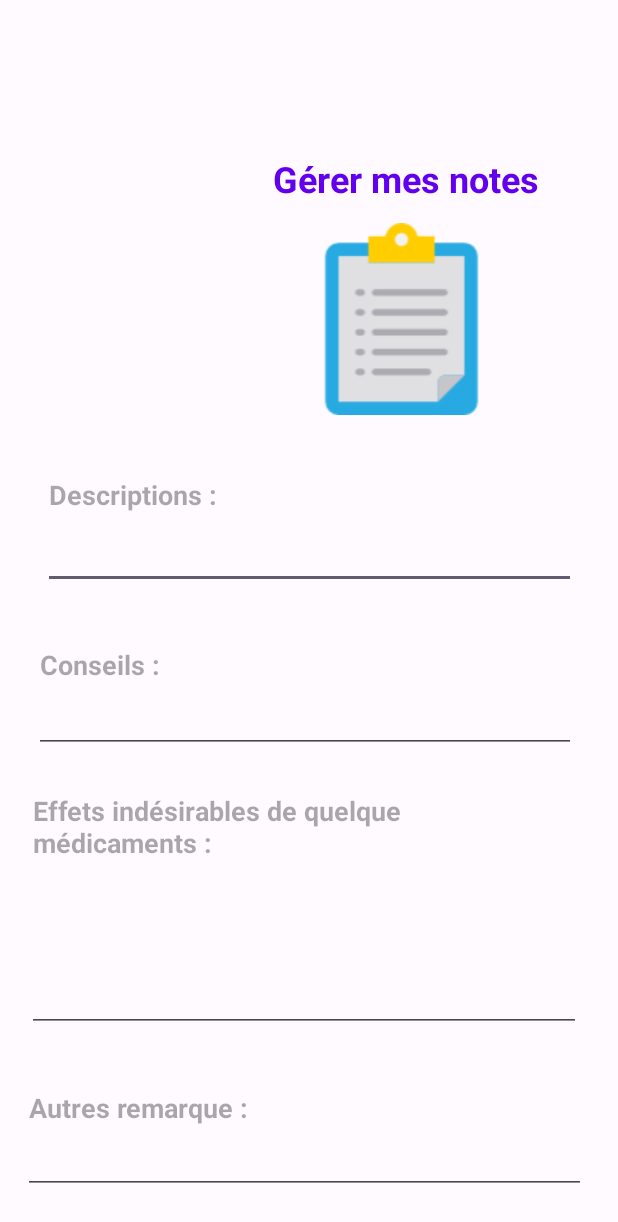
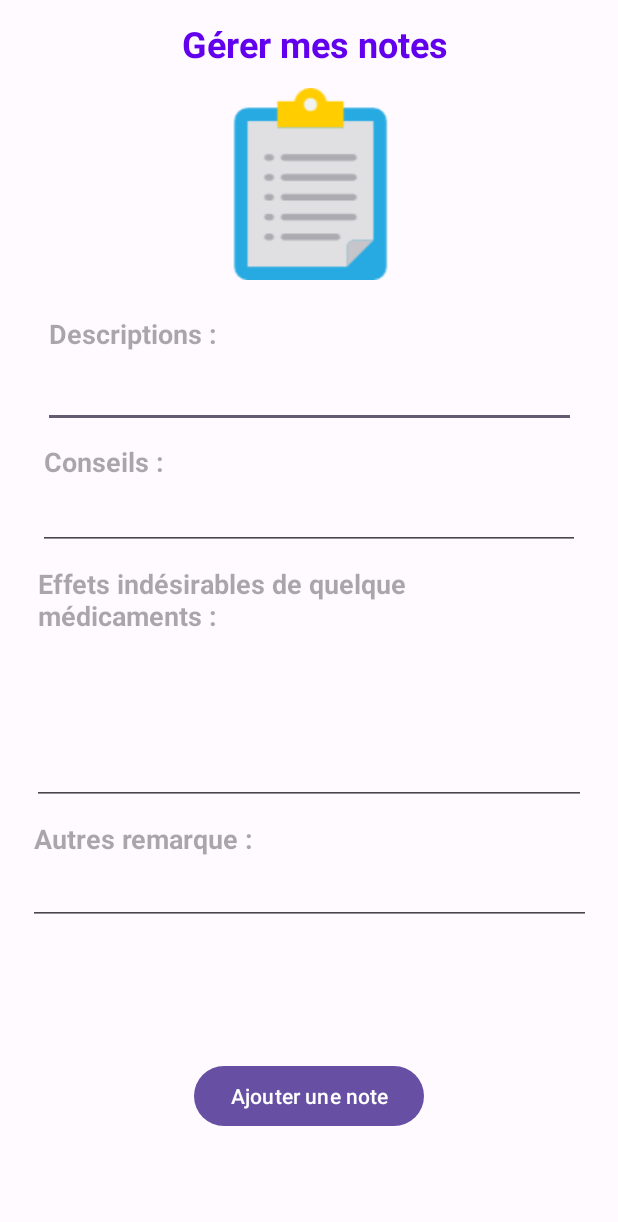
Before and after one commit to ghanemRihab/Mapharmacie, an Android app: the NoteActivity screen opened directly, with no data from a screen before it, on a phone screen of 412 x 824 dp. Shown: the top 1222 px of the screen. Run offline under Robolectric (Android 15) with nearby library versions, the phone set to English and light mode, and no system bars.

Commit message:
add Note

```diff
--- a/app/src/main/java/com/example/mapharmacie/Database.java
+++ b/app/src/main/java/com/example/mapharmacie/Database.java
@@ -49,6 +49,7 @@ public class Database extends SQLiteOpenHelper {
     private static final String TABLE_NOTE = "Notes";
     private static final String COLUMN_ID_NOTE = "id";
     private static final String COLUMN_DESCRIPTION = "description";
+    private static final String COLUMN_ADVICE = "conseil";
     private static final String COLUMN_EFFETS = "effect";
     private static final String COLUMN_REMARQUES = "remarques";
 
@@ -99,7 +100,7 @@ public class Database extends SQLiteOpenHelper {
         String query2 = "CREATE TABLE " + TABLE_DONS + " (" + COLUMN_ID_DONS + " INTEGER PRIMARY KEY AUTOINCREMENT, " + COLUMN_QUANTITES + " TEXT, " + COLUMN_NOM_DONS + " TEXT, " + COLUMN_DATE_EXPIRARTION + " TEXT," + "FOREIGN KEY (" + COLUMN_MEDICAMENT_ID + ") REFERENCES " + TABLE_MEDICAMENT + "(" + COLUMN_ID_MEDICAMENT + ")" +");";
         sqLiteDatabase.execSQL(query2);
 
-        String query3 = "CREATE TABLE " + TABLE_NOTE + " (" + COLUMN_ID_NOTE + " INTEGER PRIMARY KEY AUTOINCREMENT, " + COLUMN_DESCRIPTION + " TEXT, " + COLUMN_EFFETS + " TEXT, " + COLUMN_REMARQUES + " TEXT, " + "FOREIGN KEY (" + COLUMN_MEDICAMENT_ID + ") REFERENCES " + TABLE_MEDICAMENT + "(" + COLUMN_ID_MEDICAMENT + ")" +");";
+        String query3 = "CREATE TABLE " + TABLE_NOTE + " (" + COLUMN_ID_NOTE + " INTEGER PRIMARY KEY AUTOINCREMENT, " + COLUMN_DESCRIPTION + " TEXT, " + COLUMN_ADVICE + " TEXT, " + COLUMN_EFFETS + " TEXT, " + COLUMN_REMARQUES + " TEXT, " + "FOREIGN KEY (" + COLUMN_MEDICAMENT_ID + ") REFERENCES " + TABLE_MEDICAMENT + "(" + COLUMN_ID_MEDICAMENT + ")" +");";
         sqLiteDatabase.execSQL(query3);
 
         String query4 = "CREATE TABLE " + TABLE_RAPPEL + " (" + COLUMN_ID_RAPPEL + " INTEGER PRIMARY KEY AUTOINCREMENT, " + COLUMN_HEURE + " TEXT, " + COLUMN_MINUTE + " TEXT, " + COLUMN_JOUR + " TEXT, " + COLUMN_NOMBRE_REP + " TEXT, " + COLUMN_MEDICAMENT_ID + " INTEGER," + "FOREIGN KEY (" + COLUMN_MEDICAMENT_ID + ") REFERENCES " + TABLE_MEDICAMENT + "(" + COLUMN_ID_MEDICAMENT + ")" +");";
@@ -191,4 +192,23 @@ public class Database extends SQLiteOpenHelper {
     }
 
 
+    void addNote(String descriptions, String conseils, String effets_secon, String remarques,  int medicamentId) {
+        SQLiteDatabase sqLiteDatabase = this.getWritableDatabase();
+        ContentValues cv = new ContentValues();
+
+        cv.put(COLUMN_DESCRIPTION, descriptions);
+        cv.put(COLUMN_ADVICE, conseils);
+        cv.put(COLUMN_EFFETS, effets_secon);
+        cv.put(COLUMN_REMARQUES, remarques);
+        cv.put(COLUMN_MEDICAMENT_ID, medicamentId);
+        long result = sqLiteDatabase.insert(TABLE_NOTE, null, cv);
+        if (result == -1) {
+            Toast.makeText(context, "Echec dans l'enregistrement de données", Toast.LENGTH_SHORT).show();
+        } else {
+            Toast.makeText(context, "Note ajoutée avec succès !", Toast.LENGTH_SHORT).show();
+        }
+    }
+
+
+
 }
--- a/app/src/main/java/com/example/mapharmacie/NoteActivity.java
+++ b/app/src/main/java/com/example/mapharmacie/NoteActivity.java
@@ -3,12 +3,40 @@ package com.example.mapharmacie;
 import androidx.appcompat.app.AppCompatActivity;
 
 import android.os.Bundle;
+import android.widget.Button;
+import android.widget.EditText;
+import android.widget.Toast;
 
 public class NoteActivity extends AppCompatActivity {
+
+    EditText description, conseil, effet, remarque;
+
+    Button btn;
 
     @Override
     protected void onCreate(Bundle savedInstanceState) {
         super.onCreate(savedInstanceState);
         setContentView(R.layout.activity_note);
+
+        description = findViewById(R.id.description);
+        conseil = findViewById(R.id.conseil);
+        effet = findViewById(R.id.effets);
+        remarque = findViewById(R.id.remarques);
+        btn = findViewById(R.id.ajoutnote);
+
+        btn.setOnClickListener(v -> {
+            String desc = description.getText().toString();
+            String advice = conseil.getText().toString();
+            String effect = effet.getText().toString();
+            String rmq = remarque.getText().toString();
+
+            Database db = new Database(getApplicationContext());
+            if ((desc.length() == 0 || desc.length() == 0) || (advice.length() == 0 || advice.length() == 0) || (effect.length() == 0 || effect.length() == 0) || (rmq.length() == 0 || rmq.length() == 0)) {
+                Toast.makeText(getApplicationContext(), "Remplir tous les champs svp", Toast.LENGTH_LONG).show();
+            } else {
+                //db.addNote(desc, advice, effect,  rmq, );
+
+            }
+        });
     }
 }
--- a/app/src/main/res/layout/activity_note.xml
+++ b/app/src/main/res/layout/activity_note.xml
@@ -10,19 +10,22 @@
     <LinearLayout
         android:id="@+id/linearLayout"
         android:layout_width="535dp"
-        android:layout_height="300dp"
+        android:layout_height="200dp"
         android:layout_gravity="center_vertical|center_horizontal"
         android:gravity="center"
         android:orientation="vertical"
-        tools:ignore="MissingConstraints"
-        tools:layout_editor_absoluteX="-62dp"
-        tools:layout_editor_absoluteY="-71dp">
+        app:layout_constraintBottom_toBottomOf="parent"
+        app:layout_constraintEnd_toEndOf="parent"
+        app:layout_constraintStart_toStartOf="parent"
+        app:layout_constraintTop_toTopOf="parent"
+        app:layout_constraintVertical_bias="0.0"
+        tools:ignore="MissingConstraints">
 
         <TextView
             android:id="@+id/textView"
             android:layout_width="416dp"
             android:layout_height="46dp"
-            android:layout_marginTop="80dp"
+            android:layout_marginTop="0dp"
             android:text=" Gérer mes notes"
             android:textAlignment="center"
             android:textColor="@color/design_default_color_primary"
@@ -39,10 +42,9 @@
     </LinearLayout>
 
     <EditText
-        android:id="@+id/editTextTextMultiLine"
+        android:id="@+id/description"
         android:layout_width="355dp"
         android:layout_height="85dp"
-        android:layout_marginTop="7dp"
         android:ems="10"
         android:gravity="start|top"
         android:hint="Descriptions :"
@@ -53,37 +55,33 @@
         app:layout_constraintTop_toBottomOf="@+id/linearLayout" />
 
     <EditText
-        android:id="@+id/editTextTextMultiLine2"
+        android:id="@+id/conseil"
         android:layout_width="361dp"
         android:layout_height="81dp"
-        android:layout_marginTop="28dp"
         android:ems="10"
         android:gravity="start|top"
         android:hint="Conseils :"
         android:inputType="textMultiLine"
         android:textStyle="bold"
-        app:layout_constraintEnd_toEndOf="@+id/editTextTextMultiLine"
-        app:layout_constraintHorizontal_bias="1.0"
-        app:layout_constraintStart_toStartOf="@+id/editTextTextMultiLine"
-        app:layout_constraintTop_toBottomOf="@+id/editTextTextMultiLine" />
+        app:layout_constraintEnd_toEndOf="parent"
+        app:layout_constraintStart_toStartOf="parent"
+        app:layout_constraintTop_toBottomOf="@+id/description" />
 
     <EditText
-        android:id="@+id/editTextTextMultiLine3"
+        android:id="@+id/effets"
         android:layout_width="369dp"
         android:layout_height="170dp"
-        android:layout_marginTop="16dp"
         android:ems="10"
         android:gravity="start|top"
         android:hint="Effets indésirables de quelque médicaments :"
         android:inputType="textMultiLine"
         android:textStyle="bold"
-        app:layout_constraintEnd_toEndOf="@+id/editTextTextMultiLine2"
-        app:layout_constraintHorizontal_bias="0.625"
-        app:layout_constraintStart_toStartOf="@+id/editTextTextMultiLine2"
-        app:layout_constraintTop_toBottomOf="@+id/editTextTextMultiLine2" />
+        app:layout_constraintEnd_toEndOf="parent"
+        app:layout_constraintStart_toStartOf="parent"
+        app:layout_constraintTop_toBottomOf="@+id/conseil" />
 
     <EditText
-        android:id="@+id/editTextTextMultiLine4"
+        android:id="@+id/remarques"
         android:layout_width="375dp"
         android:layout_height="80dp"
         android:ems="10"
@@ -91,10 +89,20 @@
         android:hint="Autres remarque :"
         android:inputType="textMultiLine"
         android:textStyle="bold"
+        app:layout_constraintEnd_toEndOf="parent"
+        app:layout_constraintStart_toStartOf="parent"
+        app:layout_constraintTop_toBottomOf="@+id/effets" />
+
+    <Button
+        android:id="@+id/ajoutnote"
+        android:layout_width="wrap_content"
+        android:layout_height="wrap_content"
+        android:layout_marginTop="20dp"
+        android:text="Ajouter une note"
         app:layout_constraintBottom_toBottomOf="parent"
-        app:layout_constraintEnd_toEndOf="@+id/editTextTextMultiLine3"
-        app:layout_constraintStart_toStartOf="@+id/editTextTextMultiLine3"
-        app:layout_constraintTop_toBottomOf="@+id/editTextTextMultiLine3" />
+        app:layout_constraintEnd_toEndOf="parent"
+        app:layout_constraintStart_toStartOf="parent"
+        app:layout_constraintTop_toBottomOf="@+id/remarques" />
 
 
 </androidx.constraintlayout.widget.ConstraintLayout>
```
